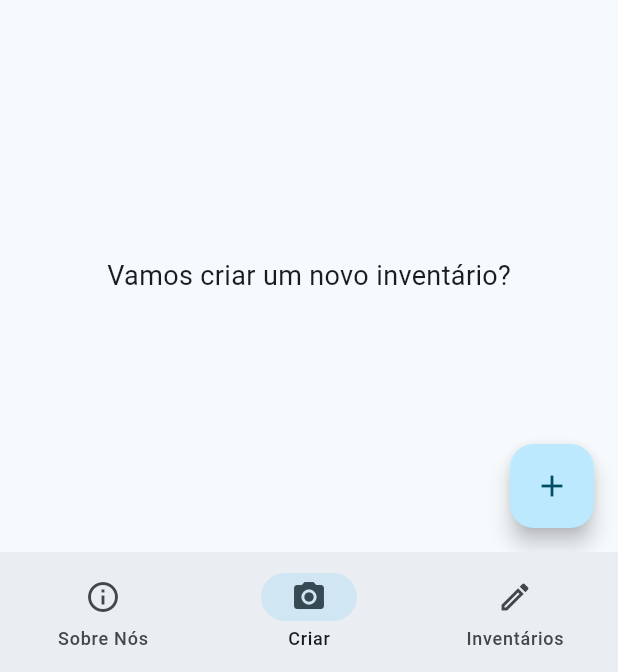
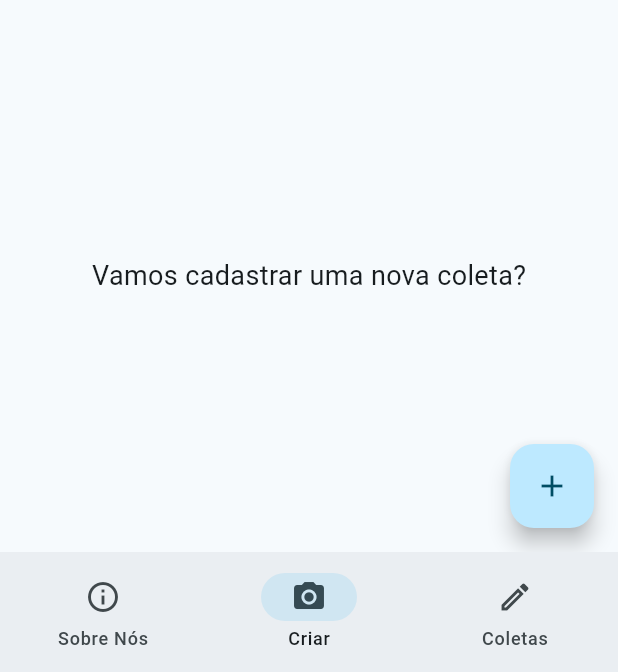
Before and after one commit to NEMJ/code_reader, a Flutter app: the screen it shows after launch, on a phone screen of 412 x 824 dp, the part 564-1236 px from its top. Run offline on Flutter 3.47's test engine with Material 3 defaults, Android fonts, the light colour scheme and no system bars; our stand-ins replace flutter_slidable, shared_preferences; missing offline and left inert: flutter_barcode_scanner, share_extend.

Commit message:
texts 'inventario' changed to 'coleta'

```diff
--- a/lib/pages/home_page.dart
+++ b/lib/pages/home_page.dart
@@ -64,7 +64,7 @@ class _HomePageState extends State<HomePage> {
           NavigationDestination(
             icon: Icon(Icons.edit_outlined),
             selectedIcon: Icon(Icons.edit),
-            label: "Inventários",
+            label: "Coletas",
           ),
         ],
       ),
--- a/lib/pages/inventory_detail_page.dart
+++ b/lib/pages/inventory_detail_page.dart
@@ -78,7 +78,7 @@ class _InventoryDetailPageState extends State<InventoryDetailPage> {
                   onPressed: () => showDialog(
                     context: context,
                     builder: (context) => AlertDialog(
-                      title: const Text("Deseja salvar o inventário?"),
+                      title: const Text("Deseja salvar a coleta?"),
                       actionsAlignment: MainAxisAlignment.spaceEvenly,
                       actions: [
                         TextButton(
--- a/lib/pages/inventory_page.dart
+++ b/lib/pages/inventory_page.dart
@@ -44,7 +44,7 @@ class _InventoryPageState extends State<InventoryPage> {
       ScaffoldMessenger.of(context).clearSnackBars();
       ScaffoldMessenger.of(context).showSnackBar(
         const SnackBar(
-          content: Text("Este nome de inventário já existe!"),
+          content: Text("Este nome de coleta já existe!"),
         ),
       );
     } else {
@@ -66,7 +66,7 @@ class _InventoryPageState extends State<InventoryPage> {
         children: [
           Image.asset('assets/JRTi_Logo.png'),
           const Text(
-            "Vamos criar um novo inventário?",
+            "Vamos cadastrar uma nova coleta?",
             style: TextStyle(
               fontWeight: FontWeight.w400,
               fontSize: 18,
@@ -78,12 +78,12 @@ class _InventoryPageState extends State<InventoryPage> {
         onPressed: () => showDialog(
           context: context,
           builder: (_) => AlertDialog(
-            title: const Text("Informe o nome do novo inventário"),
+            title: const Text("Informe o nome da nova coleta"),
             content: TextField(
               onSubmitted: (value) => onCreateInventory(),
               controller: titleController,
               decoration: InputDecoration(
-                hintText: "Ex: Inventário de Janeiro",
+                hintText: "Ex: Coleta de Janeiro",
                 contentPadding: const EdgeInsets.symmetric(horizontal: 12),
                 border: OutlineInputBorder(
                   borderRadius: BorderRadius.circular(10),
--- a/lib/pages/list_page.dart
+++ b/lib/pages/list_page.dart
@@ -22,7 +22,7 @@ class _ListPageState extends State<ListPage> {
 
   dialogInventoryClosed(BuildContext context) {
     return AlertDialog(
-      content: const Text('O inventário não pode mais ser editado', style: TextStyle(fontSize: 18)),
+      content: const Text('A coleta não pode mais ser editada', style: TextStyle(fontSize: 18)),
       contentPadding: const EdgeInsets.fromLTRB(20, 40, 20, 10),
       actions: [
         FilledButton(
@@ -59,7 +59,7 @@ class _ListPageState extends State<ListPage> {
           const SliverAppBar.medium(
             centerTitle: true,
             pinned: true,
-            title: Text('Inventários'),
+            title: Text('Coletas'),
           ),
           const SliverToBoxAdapter(child: SizedBox(height: 20)),
           SliverList.builder(
```
